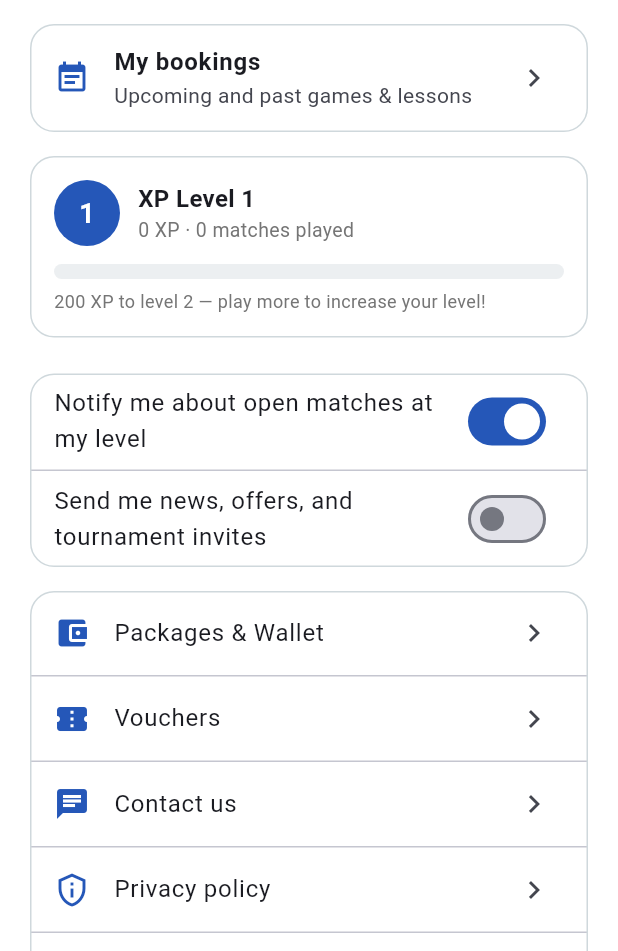
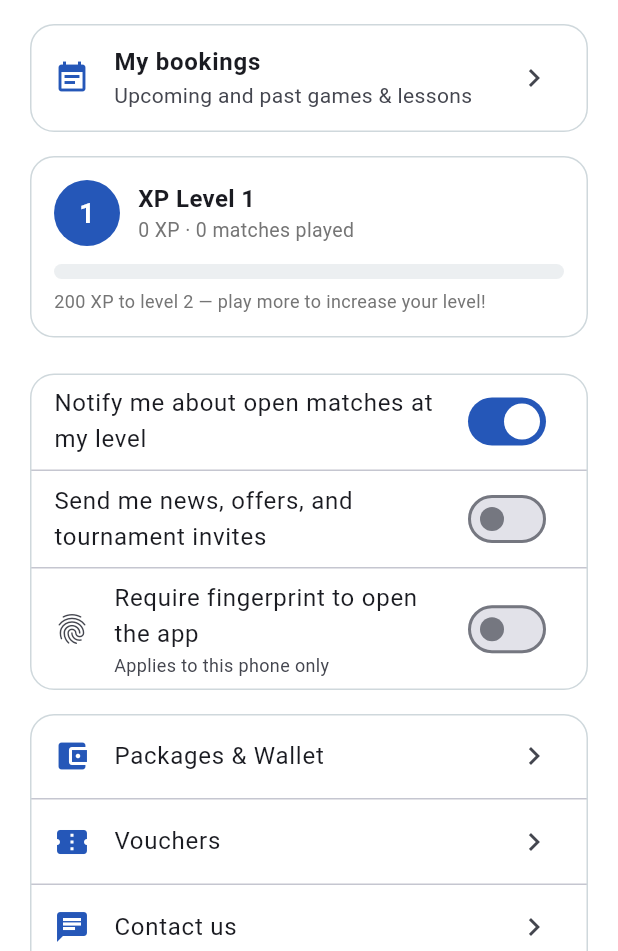
Before and after one commit to basharrahhaliq-cell/Padel-app, a Flutter app: the ProfileScreen screen opened directly with empty values, on a phone screen of 412 x 824 dp, the part 285-1236 px from its top. Run offline on Flutter 3.47's test engine with Material 3 defaults, Android fonts, the phone set to English and light mode, and no system bars; our stand-ins replace cloud_firestore, firebase_auth, firebase_core, firebase_messaging, flutter_local_notifications, flutter_timezone and 6 more; accounts and stored records are empty.

Commit message:
Optional fingerprint lock to open the app
New toggle in Profile: 'Require fingerprint to open the app'. Turning
it on asks for a successful scan first (so nobody locks themselves
out); the setting is per-device (SharedPreferences), since biometrics
belong to the phone, not the account. A gate above AuthGate shows a
lock screen until the system fingerprint/face/PIN check passes, and
re-locks when the app spends over a minute in the background.
MainActivity becomes FlutterFragmentActivity (required by local_auth),
USE_BIOMETRIC added to the manifest, Face ID usage text added to the
iOS Info.plist for the upcoming iPhone build.

Co-Authored-By: Claude Fable 5 <noreply@anthropic.com>
Claude-Session: https://claude.ai/code/session_01Aw5U5LBdLKqLreCcoJxRFP

```diff
--- a/lib/src/screens/customer/profile_screen.dart
+++ b/lib/src/screens/customer/profile_screen.dart
@@ -5,6 +5,7 @@ import 'package:provider/provider.dart';
 import '../../../main.dart';
 import '../../models/app_user.dart';
 import '../../models/booking.dart';
+import '../../services/app_lock_service.dart';
 import '../../services/auth_service.dart';
 import '../../services/firestore_service.dart';
 import '../../theme.dart';
@@ -209,6 +210,8 @@ class ProfileScreen extends StatelessWidget {
                 onChanged: (v) => auth
                     .updateProfile(profile.uid, {'marketingConsent': v}),
               ),
+              const Divider(height: 1),
+              const _AppLockTile(),
             ],
           ),
         ),
@@ -394,3 +397,52 @@ class _XpCard extends StatelessWidget {
     );
   }
 }
+
+/// Optional fingerprint/face lock toggle. The setting is per-device
+/// (kept on the phone, not in the account) — turning it on asks for a
+/// successful scan first so nobody locks themselves out.
+class _AppLockTile extends StatefulWidget {
+  const _AppLockTile();
+
+  @override
+  State<_AppLockTile> createState() => _AppLockTileState();
+}
+
+class _AppLockTileState extends State<_AppLockTile> {
+  bool _enabled = false;
+
+  @override
+  void initState() {
+    super.initState();
+    context.read<AppLockService>().isEnabled().then((v) {
+      if (mounted) setState(() => _enabled = v);
+    });
+  }
+
+  Future<void> _toggle(bool value) async {
+    final lock = context.read<AppLockService>();
+    final messenger = ScaffoldMessenger.of(context);
+    if (value) {
+      if (!await lock.isSupported()) {
+        messenger.showSnackBar(const SnackBar(
+            content: Text('This phone has no fingerprint/face lock '
+                'set up in its settings.')));
+        return;
+      }
+      // Prove the scan works before locking the app behind it.
+      if (!await lock.authenticate()) return;
+    }
+    await lock.setEnabled(value);
+    if (mounted) setState(() => _enabled = value);
+  }
+
+  @override
+  Widget build(BuildContext context) => SwitchListTile(
+        secondary: const Icon(Icons.fingerprint),
+        title: const Text('Require fingerprint to open the app'),
+        subtitle: const Text('Applies to this phone only',
+            style: TextStyle(fontSize: 12)),
+        value: _enabled,
+        onChanged: _toggle,
+      );
+}
--- a/pubspec.yaml
+++ b/pubspec.yaml
@@ -50,6 +50,8 @@ dependencies:
   path_provider: ^2.1.6
   url_launcher: ^6.3.2
   image_picker: ^1.2.1
+  local_auth: ^3.0.1
+  shared_preferences: ^2.5.4
 
 dev_dependencies:
   flutter_test:
```
Also changed, not shown: lib/main.dart (+6 -1 lines), lib/src/screens/app_lock_gate.dart (added, +108 -0 lines), lib/src/services/app_lock_service.dart (added, +41 -0 lines), pubspec.lock, 3 other files.
